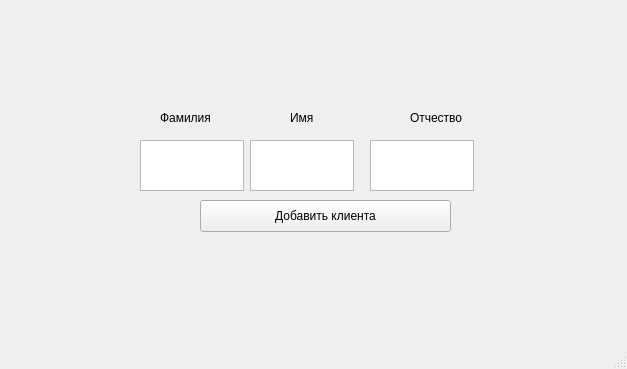
Old version of the form clients.ui in the repository FIIckSesh/MRP.
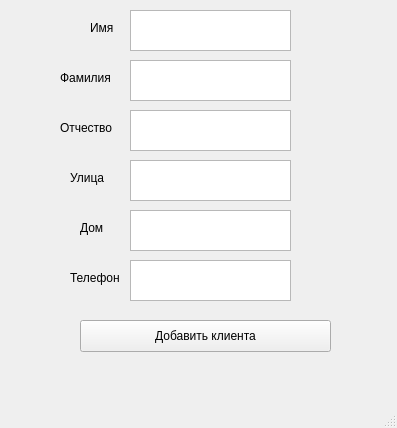
New version of the form.

```diff
--- a/clients.ui
+++ b/clients.ui
@@ -6,8 +6,8 @@
    <rect>
     <x>0</x>
     <y>0</y>
-    <width>627</width>
-    <height>369</height>
+    <width>397</width>
+    <height>428</height>
    </rect>
   </property>
   <property name="windowTitle">
@@ -17,28 +17,28 @@
    <widget class="QTextEdit" name="textSurname">
     <property name="geometry">
      <rect>
-      <x>140</x>
-      <y>140</y>
-      <width>104</width>
-      <height>51</height>
+      <x>130</x>
+      <y>60</y>
+      <width>161</width>
+      <height>41</height>
      </rect>
     </property>
    </widget>
    <widget class="QTextEdit" name="textPatr">
     <property name="geometry">
      <rect>
-      <x>370</x>
-      <y>140</y>
-      <width>104</width>
-      <height>51</height>
+      <x>130</x>
+      <y>110</y>
+      <width>161</width>
+      <height>41</height>
      </rect>
     </property>
    </widget>
    <widget class="QPushButton" name="addClientButton">
     <property name="geometry">
      <rect>
-      <x>200</x>
-      <y>200</y>
+      <x>80</x>
+      <y>320</y>
       <width>251</width>
       <height>32</height>
      </rect>
@@ -50,8 +50,8 @@
    <widget class="QLabel" name="label">
     <property name="geometry">
      <rect>
-      <x>160</x>
-      <y>110</y>
+      <x>60</x>
+      <y>70</y>
       <width>60</width>
       <height>16</height>
      </rect>
@@ -63,8 +63,8 @@
    <widget class="QLabel" name="label_2">
     <property name="geometry">
      <rect>
-      <x>290</x>
-      <y>110</y>
+      <x>90</x>
+      <y>20</y>
       <width>60</width>
       <height>16</height>
      </rect>
@@ -76,8 +76,8 @@
    <widget class="QLabel" name="label_3">
     <property name="geometry">
      <rect>
-      <x>410</x>
-      <y>110</y>
+      <x>60</x>
+      <y>120</y>
       <width>60</width>
       <height>16</height>
      </rect>
@@ -89,10 +89,79 @@
    <widget class="QTextEdit" name="textName">
     <property name="geometry">
      <rect>
-      <x>250</x>
-      <y>140</y>
-      <width>104</width>
-      <height>51</height>
+      <x>130</x>
+      <y>10</y>
+      <width>161</width>
+      <height>41</height>
+     </rect>
+    </property>
+   </widget>
+   <widget class="QTextEdit" name="textEdit">
+    <property name="geometry">
+     <rect>
+      <x>130</x>
+      <y>160</y>
+      <width>161</width>
+      <height>41</height>
+     </rect>
+    </property>
+   </widget>
+   <widget class="QLabel" name="label_4">
+    <property name="geometry">
+     <rect>
+      <x>70</x>
+      <y>170</y>
+      <width>60</width>
+      <height>16</height>
+     </rect>
+    </property>
+    <property name="text">
+     <string>Улица</string>
+    </property>
+   </widget>
+   <widget class="QTextEdit" name="textEdit_2">
+    <property name="geometry">
+     <rect>
+      <x>130</x>
+      <y>210</y>
+      <width>161</width>
+      <height>41</height>
+     </rect>
+    </property>
+   </widget>
+   <widget class="QLabel" name="label_5">
+    <property name="geometry">
+     <rect>
+      <x>80</x>
+      <y>220</y>
+      <width>60</width>
+      <height>16</height>
+     </rect>
+    </property>
+    <property name="text">
+     <string>Дом</string>
+    </property>
+   </widget>
+   <widget class="QLabel" name="label_6">
+    <property name="geometry">
+     <rect>
+      <x>70</x>
+      <y>270</y>
+      <width>60</width>
+      <height>16</height>
+     </rect>
+    </property>
+    <property name="text">
+     <string>Телефон</string>
+    </property>
+   </widget>
+   <widget class="QTextEdit" name="textEdit_3">
+    <property name="geometry">
+     <rect>
+      <x>130</x>
+      <y>260</y>
+      <width>161</width>
+      <height>41</height>
      </rect>
     </property>
    </widget>
```
Left out of the diff: 2 changed lines with no effect on the pictures.
